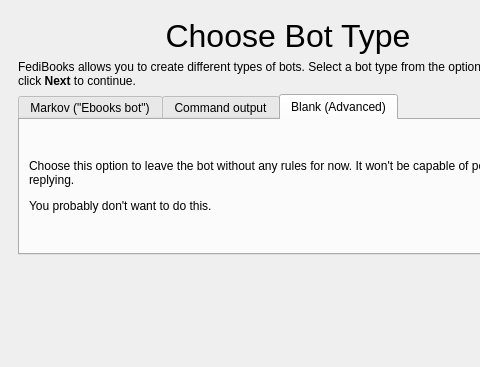
The window that FediBooks/gui/wzd_createbot.ui (Lynnesbian/OldFediBooks) describes before a commit, drawn with Qt 5; both pictures show x 0 to 480 and y 0 to 367 of the 576 by 456 pixel window.
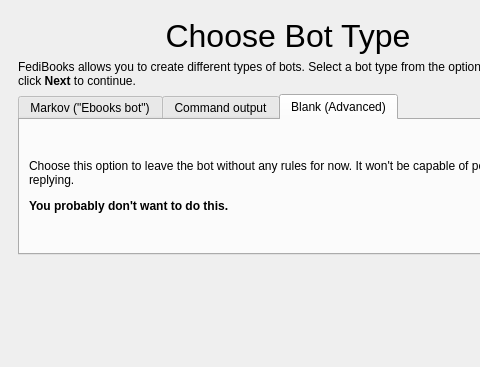
The same window after the commit. The open tabs and pages were chosen to show the change. Icons and pictures are not drawn.

Commit message: added code for the bot type selection screen

The edit to the form file:
```diff
--- a/FediBooks/gui/wzd_createbot.ui
+++ b/FediBooks/gui/wzd_createbot.ui
@@ -636,7 +636,7 @@
               <item>
                <widget class="QLabel" name="label_33">
                 <property name="text">
-                 <string>&lt;html&gt;&lt;head/&gt;&lt;body&gt;&lt;p&gt;Choose this option to leave the bot without any rules for now. It won't be capable of posting or replying.&lt;/p&gt;&lt;p&gt;You probably don't want to do this.&lt;/p&gt;&lt;/body&gt;&lt;/html&gt;</string>
+                 <string>&lt;html&gt;&lt;head/&gt;&lt;body&gt;&lt;p&gt;Choose this option to leave the bot without any rules for now. It won't be capable of posting or replying.&lt;/p&gt;&lt;p&gt;&lt;span style=&quot; font-weight:600;&quot;&gt;You probably don't want to do this.&lt;/span&gt;&lt;/p&gt;&lt;/body&gt;&lt;/html&gt;</string>
                 </property>
                 <property name="wordWrap">
                  <bool>true</bool>
```
Left out of the diff: 12 changed lines with no effect on the pictures. The commit also changes 3 other files.
